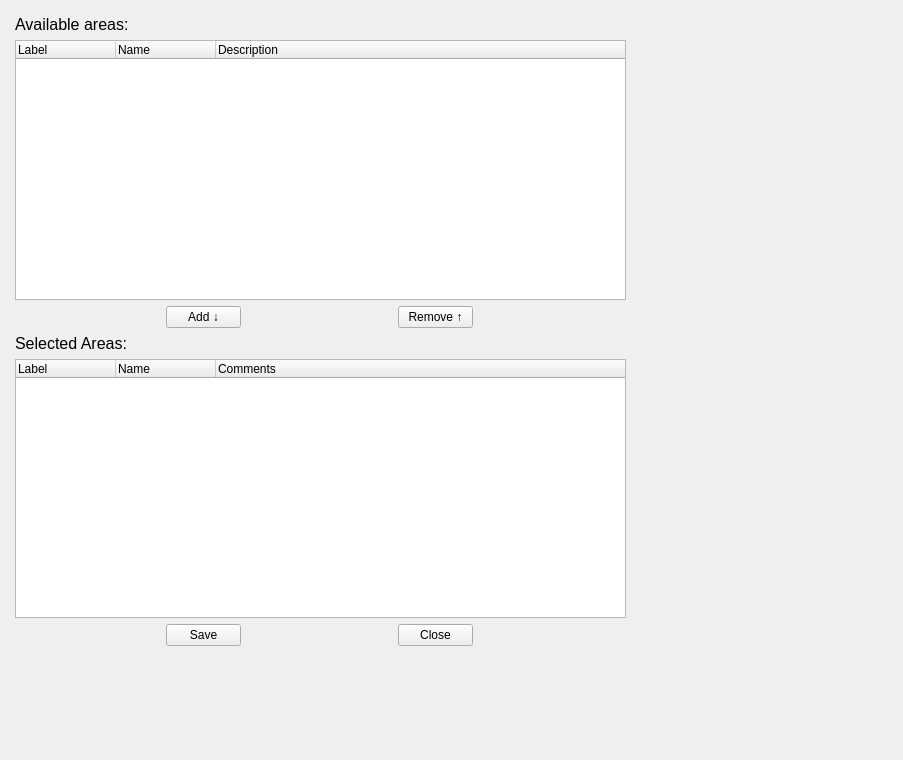
Before: the Qt Designer form bin/lib/SelectionEdit.ui in adamazoulay/ITkTrackingGUI, drawn with Qt 5.
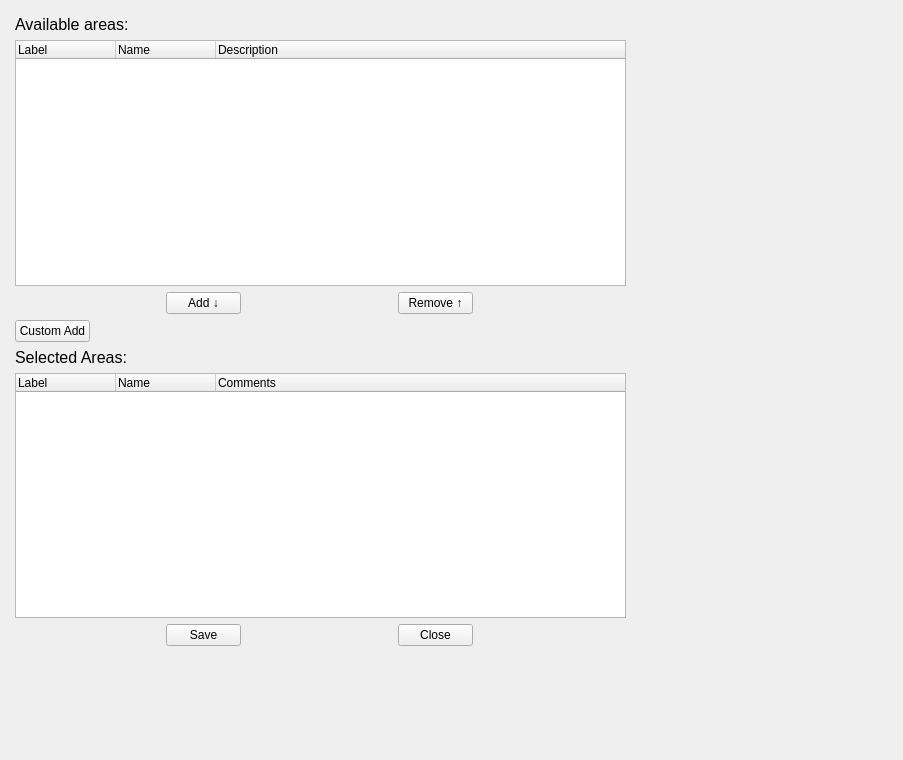
After: the same form once the commit is applied. Icons and pictures are not drawn.

Commit message: Added visual selection and removal of areas

The edit to the form file:
```diff
--- a/bin/lib/SelectionEdit.ui
+++ b/bin/lib/SelectionEdit.ui
@@ -39,6 +39,28 @@
     <property name="bottomMargin">
      <number>5</number>
     </property>
+    <item row="4" column="0">
+     <layout class="QHBoxLayout" name="horizontalLayout">
+      <item>
+       <widget class="QLabel" name="label_2">
+        <property name="maximumSize">
+         <size>
+          <width>16777215</width>
+          <height>16777215</height>
+         </size>
+        </property>
+        <property name="font">
+         <font>
+          <pointsize>12</pointsize>
+         </font>
+        </property>
+        <property name="text">
+         <string>Selected Areas:</string>
+        </property>
+       </widget>
+      </item>
+     </layout>
+    </item>
     <item row="1" column="0">
      <widget class="QTreeWidget" name="elementTree">
       <property name="minimumSize">
@@ -118,7 +140,7 @@
       </item>
      </layout>
     </item>
-    <item row="4" column="0">
+    <item row="5" column="0">
      <widget class="QTreeWidget" name="selectedTree">
       <property name="minimumSize">
        <size>
@@ -152,7 +174,7 @@
       </column>
      </widget>
     </item>
-    <item row="5" column="0">
+    <item row="6" column="0">
      <layout class="QHBoxLayout" name="horizontalLayout_3">
       <property name="topMargin">
        <number>0</number>
@@ -198,16 +220,34 @@
      </widget>
     </item>
     <item row="3" column="0">
-     <widget class="QLabel" name="label_2">
-      <property name="font">
-       <font>
-        <pointsize>12</pointsize>
-       </font>
-      </property>
-      <property name="text">
-       <string>Selected Areas:</string>
-      </property>
-     </widget>
+     <layout class="QHBoxLayout" name="horizontalLayout_2">
+      <item>
+       <widget class="QPushButton" name="btnCustomAdd">
+        <property name="maximumSize">
+         <size>
+          <width>75</width>
+          <height>16777215</height>
+         </size>
+        </property>
+        <property name="text">
+         <string>Custom Add</string>
+        </property>
+       </widget>
+      </item>
+      <item>
+       <spacer name="horizontalSpacer">
+        <property name="orientation">
+         <enum>Qt::Horizontal</enum>
+        </property>
+        <property name="sizeHint" stdset="0">
+         <size>
+          <width>40</width>
+          <height>20</height>
+         </size>
+        </property>
+       </spacer>
+      </item>
+     </layout>
     </item>
    </layout>
   </widget>
```
The commit also changes 3 other files.
